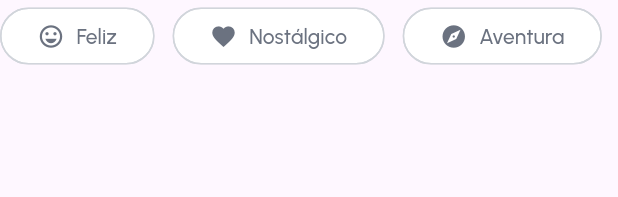
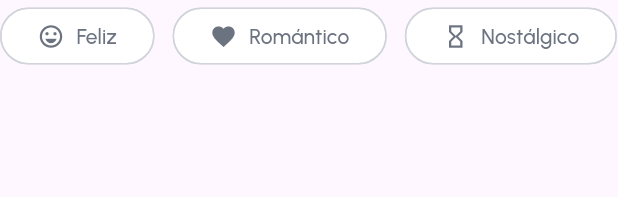
Before and after one commit to Hansleonel/storysparks, a Flutter app: the _GenreChips widget shown alone on an empty page, opened directly, on a phone screen of 412 x 824 dp. Shown: the top 197 px of the screen. Run offline on Flutter 3.47's test engine with Material 3 defaults, Android fonts, the light colour scheme and no system bars; our stand-ins replace dio, equatable, get_it, image_picker, injectable.

Commit message:
add gender chips options fixed

```diff
--- a/lib/features/home/presentation/pages/home_page.dart
+++ b/lib/features/home/presentation/pages/home_page.dart
@@ -313,10 +313,11 @@
       child: Row(
         children: [
           _GenreChip(label: 'Feliz', icon: Icons.sentiment_very_satisfied),
-          _GenreChip(label: 'Nostálgico', icon: Icons.favorite),
+          _GenreChip(label: 'Romántico', icon: Icons.favorite),
+          _GenreChip(label: 'Nostálgico', icon: Icons.hourglass_empty),
           _GenreChip(label: 'Aventura', icon: Icons.explore),
           _GenreChip(label: 'Familiar', icon: Icons.family_restroom),
-          _GenreChip(label: 'Divertido', icon: Icons.celebration),
+          _GenreChip(label: 'Triste ', icon: Icons.sentiment_very_dissatisfied),
         ],
       ),
     );
```
